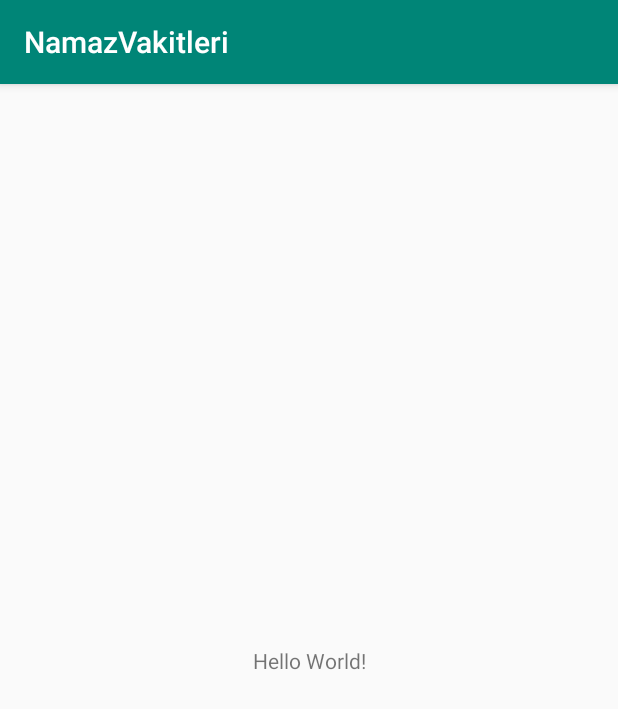
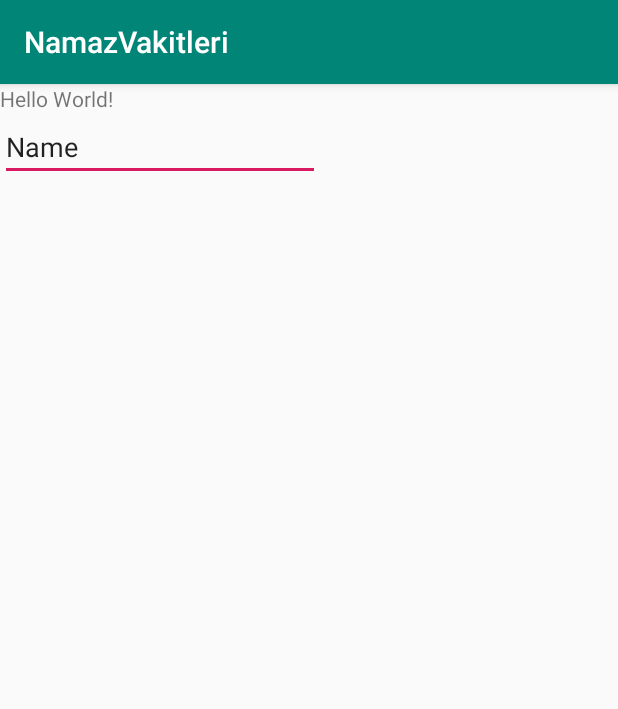
Before and after one commit to aliburakuzun/NamazVakitleri, an Android app: the screen it shows after launch (MainActivity), on a phone screen of 412 x 824 dp. Shown: the top 709 px of the screen. Run offline under Robolectric (Android 15) with nearby library versions, the phone set to English and light mode, and no system bars.

```diff
--- a/app/src/main/java/tr/joinproject/myapplication/MainActivity.kt
+++ b/app/src/main/java/tr/joinproject/myapplication/MainActivity.kt
@@ -9,6 +9,5 @@ class MainActivity : AppCompatActivity() {
         super.onCreate(savedInstanceState)
         setContentView(R.layout.activity_main)
 
-
     }
 }
--- a/app/src/main/res/layout/activity_main.xml
+++ b/app/src/main/res/layout/activity_main.xml
@@ -1,10 +1,12 @@
 <?xml version="1.0" encoding="utf-8"?>
-<androidx.constraintlayout.widget.ConstraintLayout xmlns:android="http://schemas.android.com/apk/res/android"
+<LinearLayout xmlns:android="http://schemas.android.com/apk/res/android"
     xmlns:app="http://schemas.android.com/apk/res-auto"
     xmlns:tools="http://schemas.android.com/tools"
     android:layout_width="match_parent"
     android:layout_height="match_parent"
-    tools:context=".MainActivity">
+    tools:context=".MainActivity"
+    android:orientation="vertical"
+    >
 
     <TextView
         android:layout_width="wrap_content"
@@ -15,4 +17,14 @@
         app:layout_constraintRight_toRightOf="parent"
         app:layout_constraintTop_toTopOf="parent" />
 
-</androidx.constraintlayout.widget.ConstraintLayout>
+    <EditText
+        android:id="@+id/editText"
+        android:layout_width="wrap_content"
+        android:layout_height="wrap_content"
+        android:ems="10"
+        android:inputType="textPersonName"
+        android:text="Name"
+        tools:layout_editor_absoluteX="120dp"
+        tools:layout_editor_absoluteY="228dp" />
+
+</LinearLayout>
```
